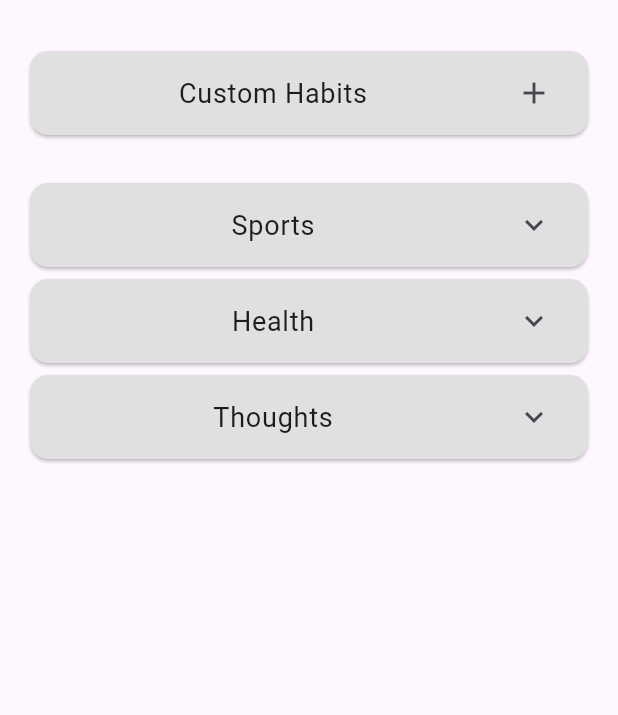
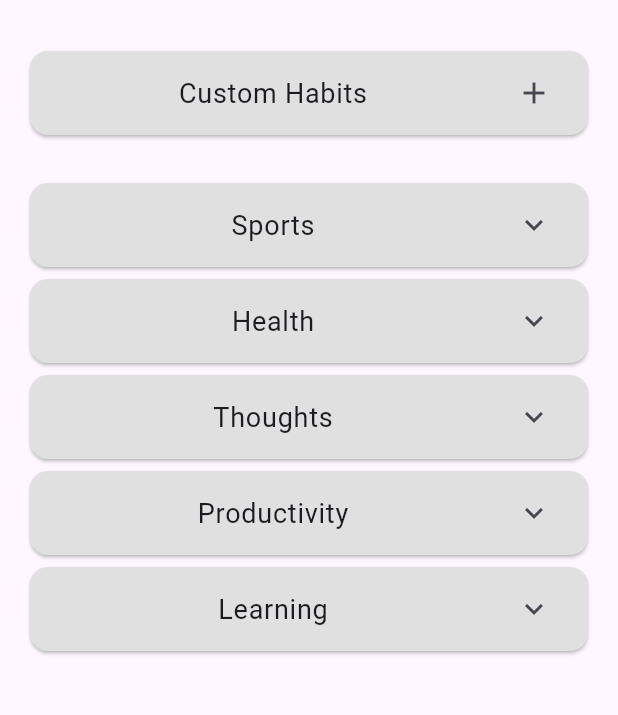
Before and after one commit to Udaychandra2356/CSUC-630-Group3, a Flutter app: the screen it shows once a user with an empty profile is signed in, item 2 of the bottom bar chosen, after a tap on the "add" icon, on a phone screen of 412 x 824 dp, the part 63-778 px from its top. Run offline on Flutter 3.47's test engine with Material 3 defaults, Android fonts, the phone set to English and light mode, and no system bars; our stand-ins replace cloud_firestore, firebase_auth, firebase_core, table_calendar; missing offline and left inert: firebase_ui_auth, firebase_ui_oauth_google; accounts and stored records are empty.

Commit message:
update habit flow

```diff
--- a/lib/add_habit_flow.dart
+++ b/lib/add_habit_flow.dart
@@ -6,14 +6,14 @@ import 'package:firebase_auth/firebase_auth.dart';
 class Habit {
   String id;
   String name;
-  String icon;
+  String icon;       // emoji
   String category;
   String description;
-  int minTime;
-  int maxTime;
+  int minTime;       // minutes
+  int maxTime;       // minutes
   DateTime startDate;
   TimeOfDay targetTime;
-  List<int> days;
+  List<int> days;    // 0=Mon … 6=Sun
 
   Habit({
     required this.id,
@@ -42,8 +42,8 @@ class Habit {
       };
 
   factory Habit.fromDoc(DocumentSnapshot doc) {
-    final d = doc.data() as Map<String, dynamic>;
-    final split = (d['targetTime'] as String).split(':');
+    final d = doc.data()! as Map<String, dynamic>;
+    final parts = (d['targetTime'] as String).split(':');
     return Habit(
       id: doc.id,
       name: d['name'] ?? '',
@@ -53,7 +53,10 @@ class Habit {
       minTime: d['minTime'] ?? 0,
       maxTime: d['maxTime'] ?? 0,
       startDate: (d['startDate'] as Timestamp).toDate(),
-      targetTime: TimeOfDay(hour: int.parse(split[0]), minute: int.parse(split[1])),
+      targetTime: TimeOfDay(
+        hour: int.parse(parts[0]),
+        minute: int.parse(parts[1]),
+      ),
       days: List<int>.from(d['days'] ?? []),
     );
   }
@@ -61,62 +64,133 @@ class Habit {
 
 /// ====================== FIRESTORE SERVICE ======================
 class HabitService {
-  final _db  = FirebaseFirestore.instance;
-  final _uid = FirebaseAuth.instance.currentUser!.uid;
+  final FirebaseFirestore _db = FirebaseFirestore.instance;
+  final String _uid = FirebaseAuth.instance.currentUser!.uid;
 
-  Future<void> createHabit(Habit h) async => _db
-      .collection('users').doc(_uid).collection('habits')
+  Future<void> createHabit(Habit h) => _db
+      .collection('users')
+      .doc(_uid)
+      .collection('habits')
       .add(h.toJson());
 
-  Future<void> updateHabit(Habit h) async => _db
-      .collection('users').doc(_uid).collection('habits')
-      .doc(h.id).update(h.toJson());
+  Future<void> updateHabit(Habit h) => _db
+      .collection('users')
+      .doc(_uid)
+      .collection('habits')
+      .doc(h.id)
+      .update(h.toJson());
 
-  /// Stream all habits that include the given weekday (0=Mon … 6=Sun)
-  Stream<List<Habit>> habitsForDay(int weekdayIndex) => _db
-      .collection('users').doc(_uid).collection('habits')
-      .where('days', arrayContains: weekdayIndex)
+  Future<void> deleteHabit(String habitId) => _db
+      .collection('users')
+      .doc(_uid)
+      .collection('habits')
+      .doc(habitId)
+      .delete();
+
+  Stream<List<Habit>> habitsForDay(int weekday) => _db
+      .collection('users')
+      .doc(_uid)
+      .collection('habits')
+      .where('days', arrayContains: weekday)
       .snapshots()
       .map((snap) => snap.docs.map(Habit.fromDoc).toList());
-   /// One‑shot fetch of habits for an exact calendar date
+
   Future<List<Habit>> habitsOn(DateTime date) async {
     final key = DateTime(date.year, date.month, date.day);
-    final qs = await _db
-        .collection('users').doc(_uid).collection('habits')
+    final snap = await _db
+        .collection('users')
+        .doc(_uid)
+        .collection('habits')
         .where('startDate', isLessThanOrEqualTo: Timestamp.fromDate(key))
         .get();
-    final all = qs.docs.map(Habit.fromDoc).toList();
+    final all = snap.docs.map(Habit.fromDoc).toList();
     final wd = date.weekday - 1;
     return all.where((h) => h.days.contains(wd)).toList();
   }
+
+  Future<void> logSession({
+    required String habitId,
+    required int minutes,
+    DateTime? when,
+  }) {
+    final ts = when ?? DateTime.now();
+    return _db
+        .collection('users')
+        .doc(_uid)
+        .collection('habits')
+        .doc(habitId)
+        .collection('sessions')
+        .add({'minutes': minutes, 'timestamp': Timestamp.fromDate(ts)});
+  }
 }
 
-/// ====================== PRESET DATA ============================
+/// ====================== PRESET DATA (5×10) ============================
 const presetHabits = {
   'Sports': [
-    {'name': 'Walk',      'icon': '🚶‍♂️'},
-    {'name': 'Exercise',  'icon': '🏋️‍♂️'},
-    {'name': 'Run',       'icon': '🏃‍♂️'},
-    {'name': 'Stretch',   'icon': '🤸‍♀️'},
-    {'name': 'Swim',      'icon': '🏊‍♂️'},
-    {'name': 'Cycling',   'icon': '🚴‍♂️'},
+    {'name': 'Walk', 'icon': '🚶‍♂️'},
+    {'name': 'Run', 'icon': '🏃‍♂️'},
+    {'name': 'Cycling', 'icon': '🚴‍♂️'},
+    {'name': 'Swim', 'icon': '🏊‍♂️'},
+    {'name': 'Yoga', 'icon': '🧘‍♀️'},
+    {'name': 'Stretch', 'icon': '🤸‍♂️'},
+    {'name': 'Hike', 'icon': '🥾'},
+    {'name': 'Dance', 'icon': '💃'},
+    {'name': 'Basketball', 'icon': '🏀'},
+    {'name': 'Soccer', 'icon': '⚽'},
   ],
   'Health': [
     {'name': 'Drink Water', 'icon': '💧'},
+    {'name': 'Healthy Meal', 'icon': '🥗'},
     {'name': 'Sleep Early', 'icon': '😴'},
-    {'name': 'Healthy Meal','icon': '🥗'},
+    {'name': 'Take Vitamins', 'icon': '💊'},
+    {'name': 'Floss Teeth', 'icon': '🦷'},
+    {'name': 'Hand Wash', 'icon': '🧼'},
+    {'name': 'Fresh Air', 'icon': '🌬️'},
+    {'name': 'Posture Check', 'icon': '🧍‍♀️'},
+    {'name': 'Meditate', 'icon': '🧘‍♂️'},
+    {'name': 'Sunlight Break', 'icon': '☀️'},
   ],
   'Thoughts': [
-    {'name': 'Meditate', 'icon': '🧘‍♂️'},
-    {'name': 'Read Book','icon': '📚'},
-    {'name': 'Journal',  'icon': '📓'},
+    {'name': 'Journal', 'icon': '📓'},
+    {'name': 'Read Book', 'icon': '📚'},
+    {'name': 'Gratitude', 'icon': '🙏'},
+    {'name': 'Affirmations', 'icon': '💬'},
+    {'name': 'Mind Dump', 'icon': '📝'},
+    {'name': 'Reflection', 'icon': '🤔'},
+    {'name': 'Brainstorm', 'icon': '💡'},
+    {'name': 'Positive Talk', 'icon': '🗣️'},
+    {'name': 'Vision Board', 'icon': '🖼️'},
+    {'name': 'Mood Check', 'icon': '😊'},
+  ],
+  'Productivity': [
+    {'name': 'Plan Day', 'icon': '🗓️'},
+    {'name': 'Prioritize', 'icon': '✅'},
+    {'name': 'Email Zero', 'icon': '✉️'},
+    {'name': 'Pomodoro', 'icon': '🍅'},
+    {'name': 'Break Reminder', 'icon': '⏳'},
+    {'name': 'Goal Review', 'icon': '🎯'},
+    {'name': 'Project Work', 'icon': '💼'},
+    {'name': 'Note Taking', 'icon': '📝'},
+    {'name': 'Deep Work', 'icon': '🔒'},
+    {'name': 'Inbox Cleanup', 'icon': '🗑️'},
+  ],
+  'Learning': [
+    {'name': 'Coding Practice', 'icon': '💻'},
+    {'name': 'Language Study', 'icon': '🈳'},
+    {'name': 'TED Talk', 'icon': '🎤'},
+    {'name': 'Podcast', 'icon': '🎧'},
+    {'name': 'Online Course', 'icon': '🎓'},
+    {'name': 'Skill Drill', 'icon': '🛠️'},
+    {'name': 'Vocabulary', 'icon': '📖'},
+    {'name': 'Science Fact', 'icon': '🔬'},
+    {'name': 'History Nugget', 'icon': '🏺'},
+    {'name': 'Art Appreciation', 'icon': '🖼️'},
   ],
 };
 
 /// ====================== ADD / EDIT FLOW ========================
 class AddHabitsScreen extends StatelessWidget {
   const AddHabitsScreen({super.key});
-
   @override
   Widget build(BuildContext context) => Scaffold(
         appBar: AppBar(title: const Text('Add Habits')),
@@ -129,7 +203,7 @@ class AddHabitsScreen extends StatelessWidget {
               onTap: () => Navigator.push(
                 context,
                 MaterialPageRoute(
-                  builder: (_) => const HabitFormScreen(
+                  builder: (_) => HabitFormScreen(
                     original: null,
                     presetName: '',
                     presetIcon: '✅',
@@ -147,16 +221,24 @@ class AddHabitsScreen extends StatelessWidget {
       );
 }
 
-/// -------- category helpers ----------
 class _CategoryTile extends StatelessWidget {
-  final String title; final Widget? trailing; final VoidCallback onTap;
-  const _CategoryTile({required this.title,this.trailing,required this.onTap});
+  final String title;
+  final Widget? trailing;
+  final VoidCallback onTap;
+  const _CategoryTile({
+    required this.title,
+    this.trailing,
+    required this.onTap,
+  });
+
   @override
   Widget build(BuildContext ctx) => Card(
         color: Colors.grey.shade300,
-        shape: RoundedRectangleBorder(borderRadius: BorderRadius.circular(12)),
+        shape:
+            RoundedRectangleBorder(borderRadius: BorderRadius.circular(12)),
         child: ListTile(
-          title: Center(child: Text(title, style: const TextStyle(fontSize: 18))),
+          title:
+              Center(child: Text(title, style: const TextStyle(fontSize: 18))),
           trailing: trailing,
           onTap: onTap,
         ),
@@ -164,27 +246,39 @@ class _CategoryTile extends StatelessWidget {
 }
 
 class _ExpandableCategory extends StatefulWidget {
-  final String title; final List<Map<String,String>> habits;
-  const _ExpandableCategory({required this.title, required this.habits});
-  @override _ExpandableCategoryState createState()=>_ExpandableCategoryState();
+  final String title;
+  final List<Map<String, String>> habits;
+  const _ExpandableCategory({
+    required this.title,
+    required this.habits,
+  });
+
+  @override
+  State<_ExpandableCategory> createState() => _ExpandableCategoryState();
 }
-class _ExpandableCategoryState extends State<_ExpandableCategory>{
-  bool _open=false;
+
+class _ExpandableCategoryState extends State<_ExpandableCategory> {
+  bool _open = false;
+
   @override
-  Widget build(BuildContext context)=>Column(children:[
+  Widget build(BuildContext context) => Column(
+        children: [
           _CategoryTile(
             title: widget.title,
-      trailing: Icon(_open?Icons.keyboard_arrow_up:Icons.keyboard_arrow_down),
-      onTap: ()=>setState(()=>_open=!_open),
+            trailing: Icon(
+              _open ? Icons.keyboard_arrow_up : Icons.keyboard_arrow_down,
             ),
-    if(_open) ...widget.habits.map((h)=>ListTile(
-      leading: Text(h['icon']!,style:const TextStyle(fontSize:20)),
+            onTap: () => setState(() => _open = !_open),
+          ),
+          if (_open)
+            ...widget.habits.map((h) => ListTile(
+                  leading: Text(h['icon']!, style: const TextStyle(fontSize: 20)),
                   title: Text(h['name']!),
                   trailing: const Icon(Icons.chevron_right),
-      onTap: ()=>Navigator.push(
+                  onTap: () => Navigator.push(
                     context,
                     MaterialPageRoute(
-          builder: (_)=>HabitFormScreen(
+                      builder: (_) => HabitFormScreen(
                         original: null,
                         presetName: h['name']!,
                         presetIcon: h['icon']!,
@@ -193,170 +287,209 @@ class _ExpandableCategoryState extends State<_ExpandableCategory>{
                     ),
                   ),
                 )),
-  ]);
+        ],
+      );
 }
-
-/// ====================== HABIT FORM  (add / edit) ===============
+/// ================ HABIT FORM SCREEN ==================
 class HabitFormScreen extends StatefulWidget {
   final Habit? original;
   final String presetName;
   final String presetIcon;
   final String category;
+
   const HabitFormScreen({
-    required this.original,
+    this.original,
     required this.presetName,
     required this.presetIcon,
     required this.category,
     super.key,
   });
-  @override State<HabitFormScreen> createState()=>_HabitFormScreenState();
+
+  @override
+  State<HabitFormScreen> createState() => _HabitFormScreenState();
 }
 
-class _HabitFormScreenState extends State<HabitFormScreen>{
-  final _formKey=GlobalKey<FormState>();
-  late TextEditingController _nameC,_descC;
-  int _minTime=10,_maxTime=30;
-  DateTime _startDate=DateTime.now();
-  TimeOfDay _target=const TimeOfDay(hour:5,minute:0);
-  List<int> _daysSel=[];
+class _HabitFormScreenState extends State<HabitFormScreen> {
+  final _formKey = GlobalKey<FormState>();
+  late TextEditingController _nameC, _descC;
+  int _minTime = 10, _maxTime = 30;
+  DateTime _startDate = DateTime.now();
+  TimeOfDay _target = const TimeOfDay(hour: 5, minute: 0);
+  List<int> _daysSel = [];
+
   @override
-  void initState(){
+  void initState() {
     super.initState();
-    final h=widget.original;
-    _nameC=TextEditingController(
-      text: h!=null
+    final h = widget.original;
+    _nameC = TextEditingController(
+      text: h != null
           ? h.name
-          : (widget.presetName.isEmpty?'':'${widget.presetIcon} ${widget.presetName}'));
-    _descC=TextEditingController(text:h?.description??'');
-    _minTime=h?.minTime??10;
-    _maxTime=h?.maxTime??30;
-    _startDate=h?.startDate??DateTime.now();
-    _target=h?.targetTime??const TimeOfDay(hour:5,minute:0);
-    _daysSel=h?.days??[];
+          : (widget.presetName.isEmpty
+              ? ''
+              : '${widget.presetIcon} ${widget.presetName}'),
+    );
+    _descC = TextEditingController(text: h?.description ?? '');
+    _minTime = h?.minTime ?? 10;
+    _maxTime = h?.maxTime ?? 30;
+    _startDate = h?.startDate ?? DateTime.now();
+    _target = h?.targetTime ?? const TimeOfDay(hour: 5, minute: 0);
+    _daysSel = h?.days ?? [];
   }
 
-  /// --------------- UI ---------------
   @override
-  Widget build(BuildContext context)=>Scaffold(
-    appBar: AppBar(title: Text(widget.original==null?'New Habit':'Edit Habit')),
-    body:Padding(
-      padding:const EdgeInsets.all(16),
-      child:Form(
-        key:_formKey,
-        child:ListView(children:[
-          const Text('Name',style:TextStyle(fontWeight:FontWeight.bold)),
-          TextFormField(controller:_nameC,
-            validator:(v)=>v==null||v.trim().isEmpty?'Required':null),
-          const SizedBox(height:16),
-          const Text('Description',style:TextStyle(fontWeight:FontWeight.bold)),
-          TextFormField(controller:_descC,maxLines:2),
-          const SizedBox(height:24),
-          const Text('Repeat on',style:TextStyle(fontWeight:FontWeight.bold)),
+  Widget build(BuildContext context) => Scaffold(
+        appBar: AppBar(
+            title:
+                Text(widget.original == null ? 'New Habit' : 'Edit Habit')),
+        body: Padding(
+          padding: const EdgeInsets.all(16),
+          child: Form(
+            key: _formKey,
+            child: ListView(children: [
+              const Text('Name', style: TextStyle(fontWeight: FontWeight.bold)),
+              TextFormField(
+                controller: _nameC,
+                validator: (v) =>
+                    v == null || v.trim().isEmpty ? 'Required' : null,
+              ),
+              const SizedBox(height: 16),
+              const Text('Description',
+                  style: TextStyle(fontWeight: FontWeight.bold)),
+              TextFormField(controller: _descC, maxLines: 2),
+              const SizedBox(height: 24),
+              const Text('Repeat on',
+                  style: TextStyle(fontWeight: FontWeight.bold)),
               Wrap(
-            spacing:4,
-            children:List.generate(7,(i){
-              const lbl=['Mon','Tue','Wed','Thu','Fri','Sat','Sun'];
-              final sel=_daysSel.contains(i);
+                spacing: 4,
+                children: List.generate(7, (i) {
+                  const lbl = ['Mon', 'Tue', 'Wed', 'Thu', 'Fri', 'Sat', 'Sun'];
+                  final sel = _daysSel.contains(i);
                   return ChoiceChip(
-                label:Text(lbl[i]),
-                selected:sel,
-                onSelected:(v){setState(()=> v?_daysSel.add(i):_daysSel.remove(i));},
+                    label: Text(lbl[i]),
+                    selected: sel,
+                    onSelected: (v) => setState(
+                      () => v ? _daysSel.add(i) : _daysSel.remove(i),
+                    ),
                   );
                 }),
               ),
-          const SizedBox(height:24),
-          _pickRow('Minimum time',_minTime,(int? v){if(v!=null)setState(()=>_minTime=v);} ),
-          _pickRow('Maximum time',_maxTime,(int? v){if(v!=null)setState(()=>_maxTime=v);} ),
-          _dateRow('Start date',_startDate,() async{
-            final p=await showDatePicker(
-              context:context,
-              initialDate:_startDate,
-              firstDate:DateTime.now().subtract(const Duration(days:365)),
-              lastDate:DateTime.now().add(const Duration(days:365)));
-            if(p!=null)setState(()=>_startDate=p);
+              const SizedBox(height: 24),
+              _pickerRow('Minimum time', _minTime, (int? v) {
+                if (v != null) setState(() => _minTime = v);
               }),
-          _timeRow('Target time',_target,() async{
-            final p=await showTimePicker(context:context,initialTime:_target);
-            if(p!=null)setState(()=>_target=p);
+              _pickerRow('Maximum time', _maxTime, (int? v) {
+                if (v != null) setState(() => _maxTime = v);
               }),
-          const SizedBox(height:40),
+              _dateRow('Start date', _startDate, () async {
+                final p = await showDatePicker(
+                  context: context,
+                  initialDate: _startDate,
+                  firstDate:
+                      DateTime.now().subtract(const Duration(days: 365)),
+                  lastDate: DateTime.now().add(const Duration(days: 365)),
+                );
+                if (p != null) setState(() => _startDate = p);
+              }),
+              _timeRow('Target time', _target, () async {
+                final p =
+                    await showTimePicker(context: context, initialTime: _target);
+                if (p != null) setState(() => _target = p);
+              }),
+              const SizedBox(height: 40),
               ElevatedButton(
-            style:ElevatedButton.styleFrom(
-              padding:const EdgeInsets.symmetric(vertical:14),
-              backgroundColor:Colors.indigoAccent,
-              shape:RoundedRectangleBorder(borderRadius:BorderRadius.circular(30))),
-            onPressed:_save,
-            child:Text(widget.original==null?'Save':'Update',style:const TextStyle(fontSize:18)),
+                style: ElevatedButton.styleFrom(
+                  padding: const EdgeInsets.symmetric(vertical: 14),
+                  backgroundColor: Colors.indigoAccent,
+                  shape: RoundedRectangleBorder(
+                      borderRadius: BorderRadius.circular(30)),
+                ),
+                onPressed: _save,
+                child: Text(
+                  widget.original == null ? 'Save' : 'Update',
+                  style: const TextStyle(fontSize: 18),
+                ),
               ),
             ]),
           ),
         ),
       );
 
-  Widget _pickRow(String label,int value,ValueChanged<int?> onChanged)=>Row(
-    mainAxisAlignment:MainAxisAlignment.spaceBetween,
-    children:[
-      Expanded(child:Text(label)),
+  Widget _pickerRow(
+          String label, int value, ValueChanged<int?> onChanged) =>
+      Row(
+        mainAxisAlignment: MainAxisAlignment.spaceBetween,
+        children: [
+          Expanded(child: Text(label)),
           DropdownButton<int>(
-        value:value,
-        items:List.generate(120,(i)=>(i+1)*5)
-          .map((e)=>DropdownMenuItem(value:e,child:Text(e.toString()))).toList(),
-        onChanged:onChanged,
+            value: value,
+            items: List.generate(120, (i) => (i + 1) * 5)
+                .map((e) => DropdownMenuItem(
+                      value: e,
+                      child: Text(e.toString()),
+                    ))
+                .toList(),
+            onChanged: onChanged,
           ),
         ],
       );
 
-  Widget _dateRow(String label,DateTime date,VoidCallback onTap)=>InkWell(
-    onTap:onTap,
-    child:Padding(
-      padding:const EdgeInsets.symmetric(vertical:12),
-      child:Row(
-        mainAxisAlignment:MainAxisAlignment.spaceBetween,
-        children:[
+  Widget _dateRow(String label, DateTime d, VoidCallback onTap) => InkWell(
+        onTap: onTap,
+        child: Padding(
+          padding: const EdgeInsets.symmetric(vertical: 12),
+          child: Row(
+            mainAxisAlignment: MainAxisAlignment.spaceBetween,
+            children: [
               Text(label),
-          Text('${date.month.toString().padLeft(2,'0')}/${date.day.toString().padLeft(2,'0')}/${date.year}',
-              style:const TextStyle(color:Colors.purple,fontWeight:FontWeight.bold)),
+              Text(
+                '${d.month.toString().padLeft(2, '0')}/${d.day.toString().padLeft(2, '0')}/${d.year}',
+                style: const TextStyle(
+                    color: Colors.purple, fontWeight: FontWeight.bold),
+              ),
             ],
           ),
         ),
       );
 
-  Widget _timeRow(String label,TimeOfDay t,VoidCallback onTap)=>InkWell(
-    onTap:onTap,
-    child:Padding(
-      padding:const EdgeInsets.symmetric(vertical:12),
-      child:Row(
-        mainAxisAlignment:MainAxisAlignment.spaceBetween,
-        children:[
+  Widget _timeRow(String label, TimeOfDay t, VoidCallback onTap) => InkWell(
+        onTap: onTap,
+        child: Padding(
+          padding: const EdgeInsets.symmetric(vertical: 12),
+          child: Row(
+            mainAxisAlignment: MainAxisAlignment.spaceBetween,
+            children: [
               Text(label),
-          Text(t.format(context),
-              style:const TextStyle(color:Colors.purple,fontWeight:FontWeight.bold)),
+              Text(
+                t.format(context),
+                style: const TextStyle(
+                    color: Colors.purple, fontWeight: FontWeight.bold),
+              ),
             ],
           ),
         ),
       );
 
-  /// --------------- SAVE ---------------
-  Future<void> _save() async{
-    if(!_formKey.currentState!.validate()) return;
-    final habit=Habit(
-      id:widget.original?.id ?? '',
-      name:_nameC.text.trim(),
-      icon:widget.original?.icon ?? widget.presetIcon,
-      category:widget.category,
-      description:_descC.text.trim(),
-      minTime:_minTime,
-      maxTime:_maxTime,
-      startDate:_startDate,
-      targetTime:_target,
-      days:_daysSel,
+  Future<void> _save() async {
+    if (!_formKey.currentState!.validate()) return;
+    final h = Habit(
+      id: widget.original?.id ?? '',
+      name: _nameC.text.trim(),
+      icon: widget.original?.icon ?? widget.presetIcon,
+      category: widget.category,
+      description: _descC.text.trim(),
+      minTime: _minTime,
+      maxTime: _maxTime,
+      startDate: _startDate,
+      targetTime: _target,
+      days: _daysSel,
     );
-    final service=HabitService();
-    if(widget.original==null){
-      await service.createHabit(habit);
-    }else{
-      await service.updateHabit(habit);
-    }
-    if(mounted)Navigator.pop(context);
+    final svc = HabitService();
+    if (widget.original == null) {
+      await svc.createHabit(h);
+      if (mounted) Navigator.of(context).popUntil((r) => r.isFirst);
+    } else {
+      await svc.updateHabit(h);
+      if (mounted) Navigator.pop(context);
     }
   }
+}
```
Lines whose indentation alone changed are shown as unchanged.
